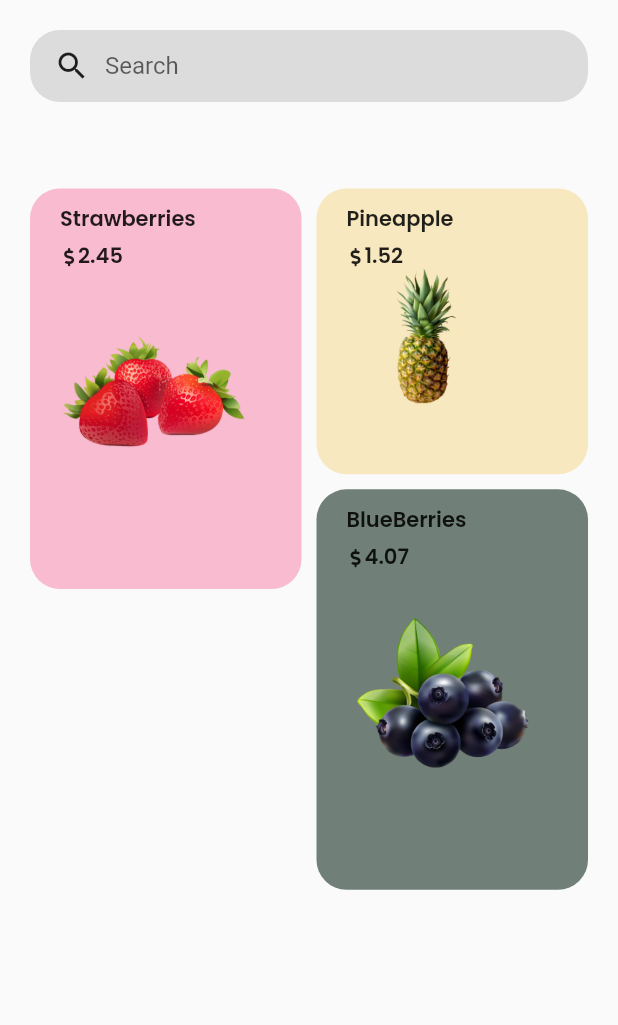
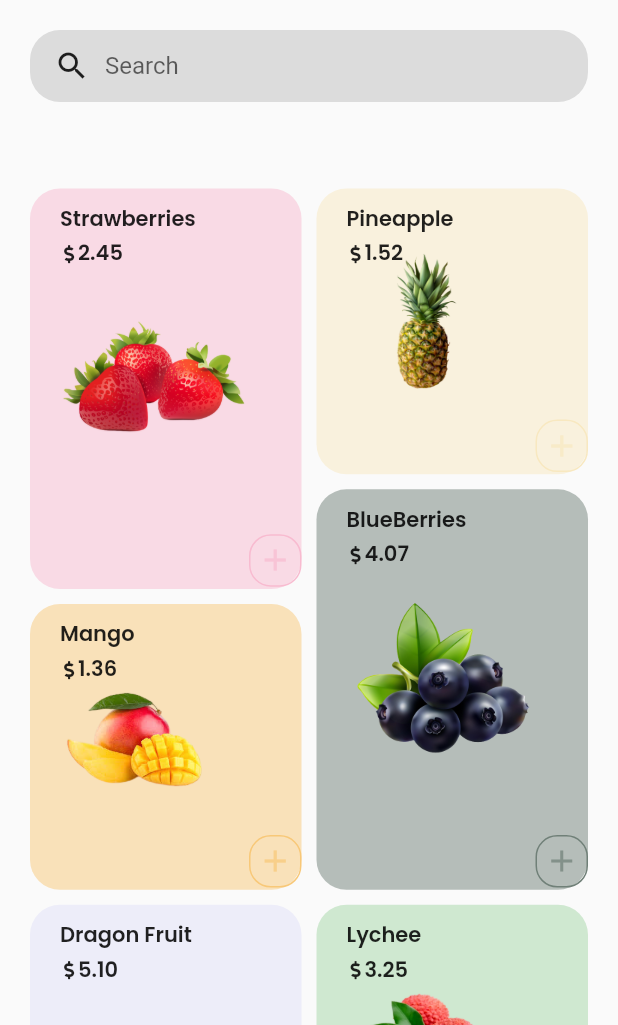
Before and after one commit to AshutoshPatole/FlutterUI, a Flutter app: the screen it shows after launch, on a phone screen of 412 x 824 dp, the part 211-1236 px from its top. Run offline on Flutter 3.47's test engine with Material 2 defaults, Android fonts, the light colour scheme and no system bars; our stand-ins replace auto_size_text, avatar_glow, font_awesome_flutter, google_fonts.

Commit message:
added cart  button UI

```diff
--- a/fruits_app/lib/Widgets/fruitsView.dart
+++ b/fruits_app/lib/Widgets/fruitsView.dart
@@ -15,24 +15,25 @@ class FruitsView extends StatelessWidget {
       itemCount: fruits.length,
       itemBuilder: (BuildContext context, int index) {
         return Container(
-          padding: const EdgeInsets.symmetric(
-            horizontal: 20,
-            vertical: 10,
-          ),
           decoration: BoxDecoration(
-            color: fruitColor[index],
+            color: fruitColor[index].withOpacity(0.5),
             borderRadius: BorderRadius.circular(20.0),
           ),
           child: Stack(
             children: <Widget>[
-              Text(
-                fruits[index],
-                style: GoogleFonts.poppins(
-                  fontWeight: FontWeight.w600,
+              Positioned(
+                top: 10,
+                left: 20,
+                child: Text(
+                  fruits[index],
+                  style: GoogleFonts.poppins(
+                    fontWeight: FontWeight.w600,
+                  ),
                 ),
               ),
               Positioned(
-                top: MediaQuery.of(context).size.height * 0.03,
+                left: 20,
+                top: MediaQuery.of(context).size.height * 0.04,
                 child: Row(
                   children: <Widget>[
                     Icon(
@@ -52,12 +53,33 @@ class FruitsView extends StatelessWidget {
                 top: index.isEven
                     ? MediaQuery.of(context).size.height * 0.08
                     : MediaQuery.of(context).size.height * 0.05,
+                left: 20,
                 child: Container(
                   width: index.isEven ? 125 : 100,
                   height: index.isEven ? 125 : 100,
                   child: Image.asset(
                     images[index],
                     fit: BoxFit.contain,
+                  ),
+                ),
+              ),
+              Positioned(
+                bottom: 1.5,
+                right: -10,
+                child: Container(
+                  margin: const EdgeInsets.symmetric(horizontal: 10),
+                  width: 35,
+                  height: 35,
+                  decoration: BoxDecoration(
+                    color: Colors.transparent,
+                    border: Border.all(color: fruitColor[index].withOpacity(1)),
+                    borderRadius: BorderRadius.circular(14.5),
+                  ),
+                  child: Center(
+                    child: Icon(
+                      Icons.add,
+                      color: fruitColor[index].withOpacity(1).withAlpha(3000),
+                    ),
                   ),
                 ),
               )
--- a/fruits_app/lib/models/sampleData.dart
+++ b/fruits_app/lib/models/sampleData.dart
@@ -1,15 +1,30 @@
 import 'package:flutter/material.dart';
 
-List<String> fruits = ['Strawberries', 'Pineapple', 'BlueBerries'];
-List price = ['2.45', '1.52', '4.07'];
+List<String> fruits = [
+  'Strawberries',
+  'Pineapple',
+  'BlueBerries',
+  'Mango',
+  'Dragon Fruit',
+  'Lychee'
+];
+
+List price = ['2.45', '1.52', '4.07', '1.36', '5.10', '3.25'];
+
 List<Color> fruitColor = [
   Colors.pink[100],
   Color(0xfff8e8c0),
-  Color(0xff708078)
+  Color(0xff708078),
+  Color(0xfff8c878),
+  Color(0xffe0e0f8),
+  Colors.green[200]
 ];
 
 List images = [
   "assets/strawberry.png",
   "assets/pineapple_bg.png",
   "assets/blueberry.png",
+  "assets/mango.png",
+  "assets/dragon.png",
+  "assets/lychee.png"
 ];
```
Also changed, not shown: fruits_app/assets/blueberry.jpg (deleted), fruits_app/assets/dragon.png (added), fruits_app/assets/dragonfruit.jpg (deleted), fruits_app/assets/lychee.jpg (deleted), fruits_app/assets/lychee.png (added), fruits_app/assets/mango.jpg (deleted), fruits_app/assets/mango.png (added), fruits_app/assets/pineapple.jpg (deleted), fruits_app/assets/pineapple.png (added), fruits_app/assets/strawberry.jpg (deleted).
